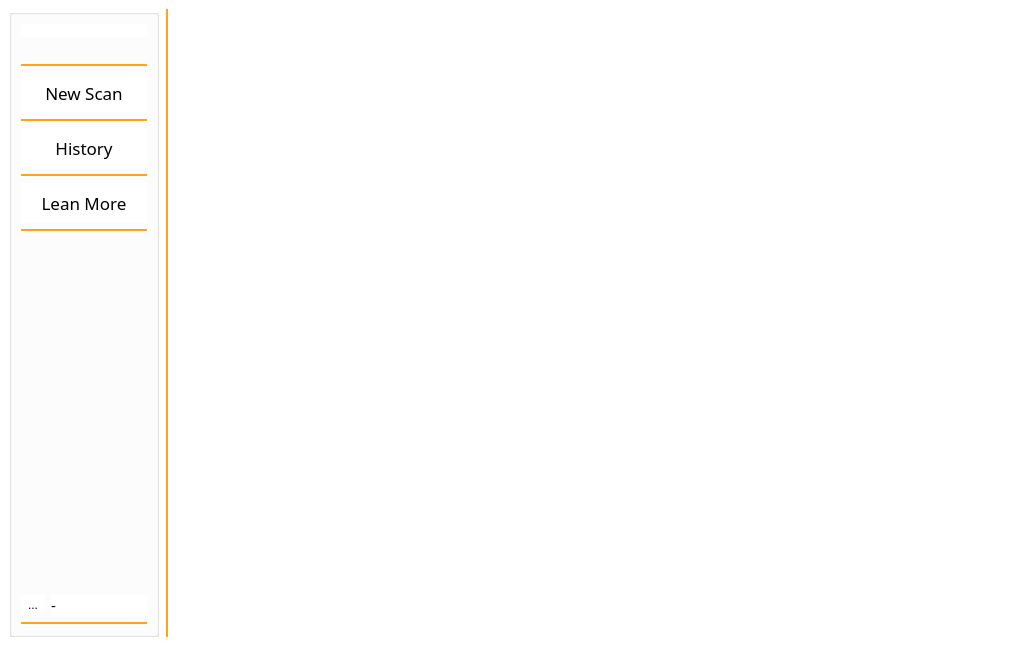
Old version of the form GUI/main_page.ui in the repository NASA-BOY/Xpolit-hub.
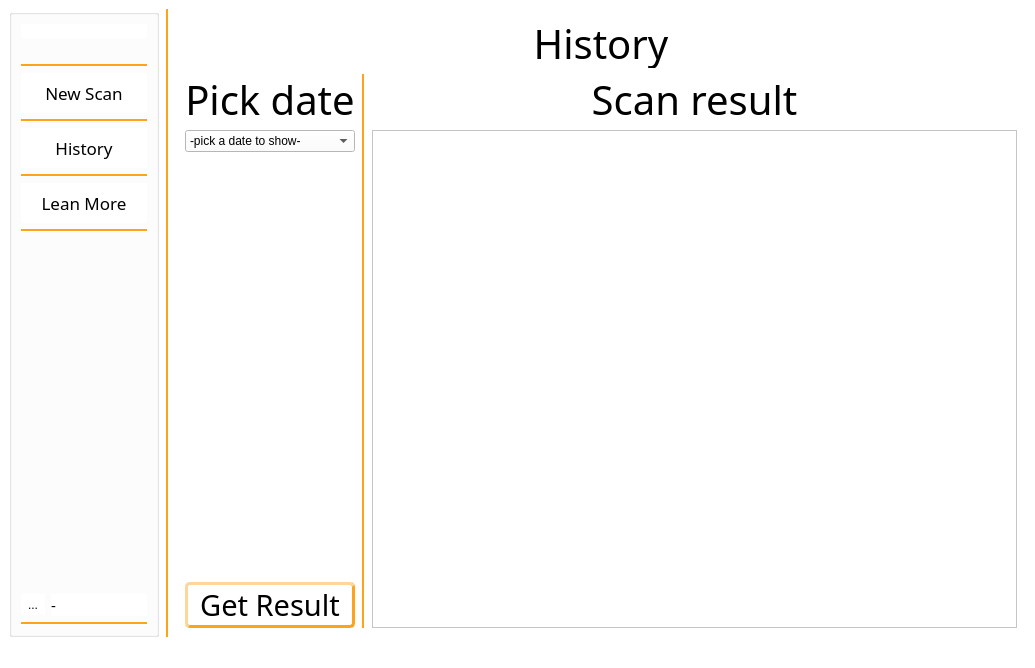
New version of the form. The open tabs and pages were chosen to show the change. Icons and pictures are not drawn.

Commit message: Add history feature: add sacn result saving on database, and a complete history page. Add hashing to the passwords.

```diff
--- a/GUI/main_page.ui
+++ b/GUI/main_page.ui
@@ -1495,7 +1495,199 @@
         </item>
        </layout>
       </widget>
-      <widget class="QWidget" name="history_page"/>
+      <widget class="QWidget" name="history_page">
+       <layout class="QVBoxLayout" name="verticalLayout_3">
+        <item>
+         <widget class="QLabel" name="history_title">
+          <property name="enabled">
+           <bool>true</bool>
+          </property>
+          <property name="maximumSize">
+           <size>
+            <width>16777215</width>
+            <height>50</height>
+           </size>
+          </property>
+          <property name="font">
+           <font>
+            <family>Copperplate Gothic Bold</family>
+            <pointsize>30</pointsize>
+           </font>
+          </property>
+          <property name="styleSheet">
+           <string notr="true"/>
+          </property>
+          <property name="text">
+           <string>History</string>
+          </property>
+          <property name="alignment">
+           <set>Qt::AlignCenter</set>
+          </property>
+         </widget>
+        </item>
+        <item>
+         <layout class="QHBoxLayout" name="horizontalLayout_9">
+          <item>
+           <layout class="QVBoxLayout" name="verticalLayout_4">
+            <item>
+             <widget class="QLabel" name="date_title">
+              <property name="enabled">
+               <bool>true</bool>
+              </property>
+              <property name="maximumSize">
+               <size>
+                <width>16777215</width>
+                <height>50</height>
+               </size>
+              </property>
+              <property name="font">
+               <font>
+                <family>Copperplate Gothic Bold</family>
+                <pointsize>30</pointsize>
+               </font>
+              </property>
+              <property name="styleSheet">
+               <string notr="true"/>
+              </property>
+              <property name="text">
+               <string>Pick date</string>
+              </property>
+              <property name="alignment">
+               <set>Qt::AlignCenter</set>
+              </property>
+             </widget>
+            </item>
+            <item>
+             <widget class="QComboBox" name="date_combo">
+              <item>
+               <property name="text">
+                <string>-pick a date to show-</string>
+               </property>
+              </item>
+             </widget>
+            </item>
+            <item>
+             <spacer name="verticalSpacer_2">
+              <property name="orientation">
+               <enum>Qt::Vertical</enum>
+              </property>
+              <property name="sizeHint" stdset="0">
+               <size>
+                <width>20</width>
+                <height>40</height>
+               </size>
+              </property>
+             </spacer>
+            </item>
+            <item>
+             <widget class="QPushButton" name="get_scan_history_btn">
+              <property name="font">
+               <font>
+                <family>Copperplate Gothic Bold</family>
+                <pointsize>22</pointsize>
+               </font>
+              </property>
+              <property name="styleSheet">
+               <string notr="true">QPushButton{
+	border-width: 3px;
+	border-style: outset;
+	border-radius: 5px;
+	border-color: rgb(255, 163, 26);
+}
+
+QPushButton:hover{
+	background-color: rgb(255, 163, 26);
+}
+
+QPushButton:pressed{
+		background-color: rgb(255, 255, 255);
+}</string>
+              </property>
+              <property name="text">
+               <string>Get Result</string>
+              </property>
+             </widget>
+            </item>
+           </layout>
+          </item>
+          <item>
+           <widget class="Line" name="line_3">
+            <property name="enabled">
+             <bool>true</bool>
+            </property>
+            <property name="sizePolicy">
+             <sizepolicy hsizetype="Fixed" vsizetype="Preferred">
+              <horstretch>0</horstretch>
+              <verstretch>0</verstretch>
+             </sizepolicy>
+            </property>
+            <property name="minimumSize">
+             <size>
+              <width>5</width>
+              <height>0</height>
+             </size>
+            </property>
+            <property name="font">
+             <font>
+              <pointsize>20</pointsize>
+             </font>
+            </property>
+            <property name="styleSheet">
+             <string notr="true">color: rgb(255, 163, 26);</string>
+            </property>
+            <property name="frameShadow">
+             <enum>QFrame::Plain</enum>
+            </property>
+            <property name="lineWidth">
+             <number>2</number>
+            </property>
+            <property name="midLineWidth">
+             <number>0</number>
+            </property>
+            <property name="orientation">
+             <enum>Qt::Vertical</enum>
+            </property>
+           </widget>
+          </item>
+          <item>
+           <layout class="QVBoxLayout" name="verticalLayout_5">
+            <item>
+             <widget class="QLabel" name="saved_scan_result_title">
+              <property name="enabled">
+               <bool>true</bool>
+              </property>
+              <property name="maximumSize">
+               <size>
+                <width>16777215</width>
+                <height>50</height>
+               </size>
+              </property>
+              <property name="font">
+               <font>
+                <family>Copperplate Gothic Bold</family>
+                <pointsize>30</pointsize>
+               </font>
+              </property>
+              <property name="styleSheet">
+               <string notr="true"/>
+              </property>
+              <property name="text">
+               <string>Scan result</string>
+              </property>
+              <property name="alignment">
+               <set>Qt::AlignCenter</set>
+              </property>
+             </widget>
+            </item>
+            <item>
+             <widget class="QTextBrowser" name="textBrowser"/>
+            </item>
+           </layout>
+          </item>
+         </layout>
+        </item>
+       </layout>
+      </widget>
      </widget>
     </item>
    </layout>
```
Left out of the diff: 4 changed lines with no effect on the pictures. The commit also changes 8 other files.
